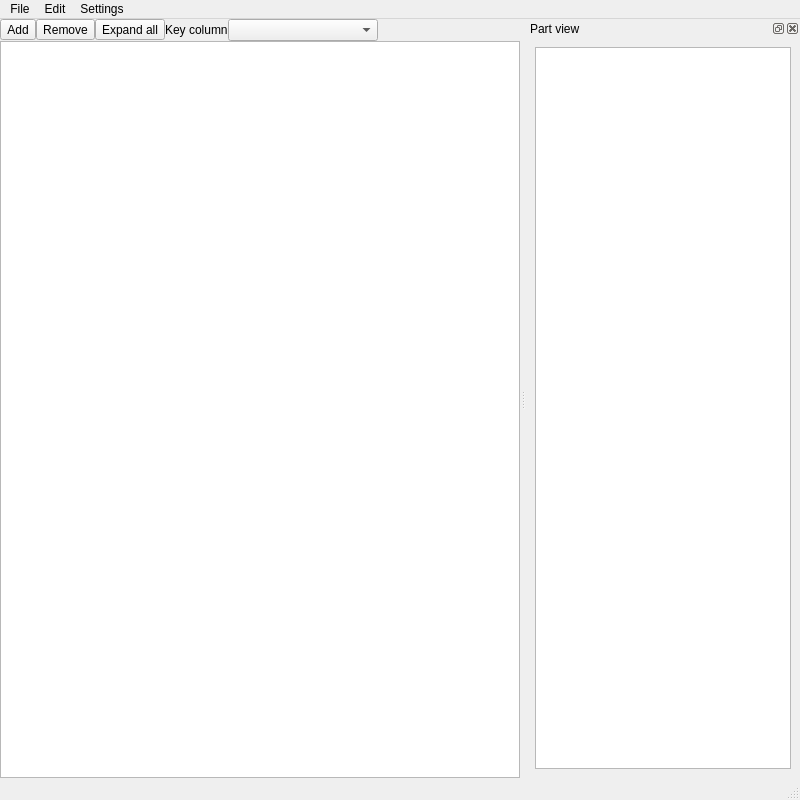
This is mainwindow.ui in ymtlab/simple_partslist_editor as Qt 5 draws it before an edit. The edited form follows.
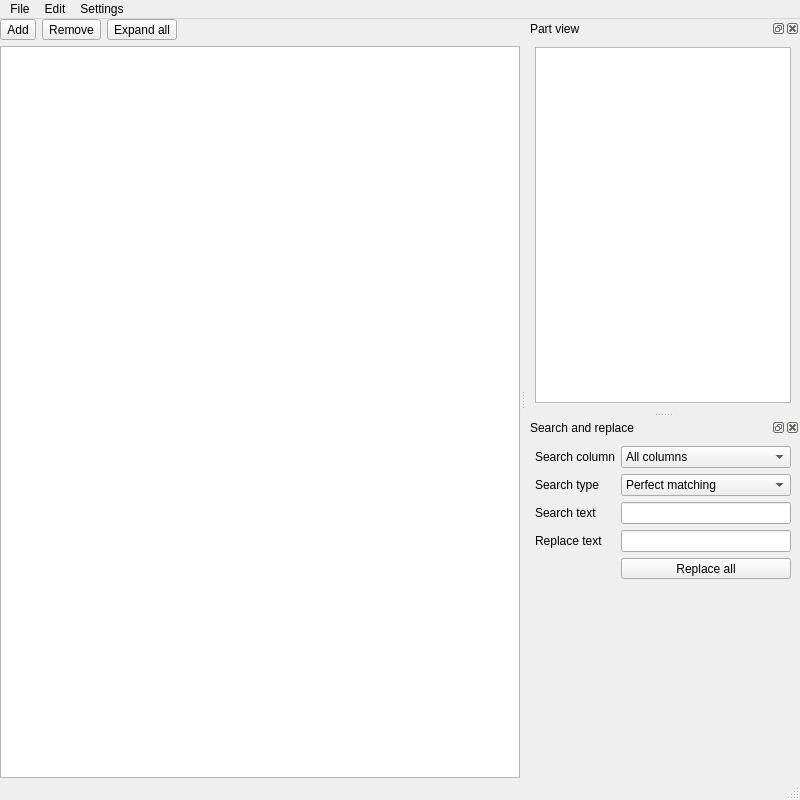
This is the edited form. Custom widgets are drawn as their Qt base class.

What changed in the file:
```diff
--- a/mainwindow.ui
+++ b/mainwindow.ui
@@ -14,10 +14,7 @@
    <string>Simple partslist editor</string>
   </property>
   <widget class="QWidget" name="centralwidget">
-   <layout class="QVBoxLayout" name="verticalLayout">
-    <property name="spacing">
-     <number>0</number>
-    </property>
+   <layout class="QGridLayout" name="gridLayout">
     <property name="leftMargin">
      <number>0</number>
     </property>
@@ -30,7 +27,7 @@
     <property name="bottomMargin">
      <number>0</number>
     </property>
-    <item>
+    <item row="0" column="0">
      <layout class="QHBoxLayout" name="horizontalLayout">
       <item>
        <widget class="QToolButton" name="toolButton">
@@ -77,23 +74,6 @@
         </property>
        </widget>
       </item>
-      <item>
-       <widget class="QLabel" name="label">
-        <property name="text">
-         <string>Key column</string>
-        </property>
-       </widget>
-      </item>
-      <item>
-       <widget class="QComboBox" name="comboBox">
-        <property name="minimumSize">
-         <size>
-          <width>150</width>
-          <height>0</height>
-         </size>
-        </property>
-       </widget>
-      </item>
       <item>
        <spacer name="horizontalSpacer">
         <property name="orientation">
@@ -109,7 +89,7 @@
       </item>
      </layout>
     </item>
-    <item>
+    <item row="1" column="0">
      <widget class="QTreeView" name="treeView">
       <property name="contextMenuPolicy">
        <enum>Qt::CustomContextMenu</enum>
@@ -208,6 +188,101 @@
     </layout>
    </widget>
   </widget>
+  <widget class="QDockWidget" name="dockWidget_2">
+   <property name="windowTitle">
+    <string>Search and replace</string>
+   </property>
+   <attribute name="dockWidgetArea">
+    <number>2</number>
+   </attribute>
+   <widget class="QWidget" name="dockWidgetContents_2">
+    <layout class="QGridLayout" name="gridLayout_2">
+     <item row="2" column="0">
+      <widget class="QLabel" name="label_2">
+       <property name="text">
+        <string>Search text</string>
+       </property>
+      </widget>
+     </item>
+     <item row="5" column="0">
+      <spacer name="verticalSpacer">
+       <property name="orientation">
+        <enum>Qt::Vertical</enum>
+       </property>
+       <property name="sizeHint" stdset="0">
+        <size>
+         <width>20</width>
+         <height>40</height>
+        </size>
+       </property>
+      </spacer>
+     </item>
+     <item row="0" column="0">
+      <widget class="QLabel" name="label">
+       <property name="text">
+        <string>Search column</string>
+       </property>
+      </widget>
+     </item>
+     <item row="4" column="1">
+      <widget class="QToolButton" name="toolButton_4">
+       <property name="sizePolicy">
+        <sizepolicy hsizetype="Minimum" vsizetype="Fixed">
+         <horstretch>0</horstretch>
+         <verstretch>0</verstretch>
+        </sizepolicy>
+       </property>
+       <property name="text">
+        <string>Replace all</string>
+       </property>
+      </widget>
+     </item>
+     <item row="2" column="1">
+      <widget class="QLineEdit" name="lineEdit"/>
+     </item>
+     <item row="3" column="1">
+      <widget class="QLineEdit" name="lineEdit_2"/>
+     </item>
+     <item row="3" column="0">
+      <widget class="QLabel" name="label_3">
+       <property name="text">
+        <string>Replace text</string>
+       </property>
+      </widget>
+     </item>
+     <item row="0" column="1">
+      <widget class="QComboBox" name="comboBox">
+       <item>
+        <property name="text">
+         <string>All columns</string>
+        </property>
+       </item>
+      </widget>
+     </item>
+     <item row="1" column="0">
+      <widget class="QLabel" name="label_4">
+       <property name="text">
+        <string>Search type</string>
+       </property>
+      </widget>
+     </item>
+     <item row="1" column="1">
+      <widget class="QComboBox" name="comboBox_2">
+       <item>
+        <property name="text">
+         <string>Perfect matching</string>
+        </property>
+       </item>
+       <item>
+        <property name="text">
+         <string>Partial Match</string>
+        </property>
+       </item>
+      </widget>
+     </item>
+    </layout>
+   </widget>
+  </widget>
   <action name="actionSave">
    <property name="text">
     <string>Save</string>
```
Left out of the diff: 2 changed lines with no effect on the pictures.
